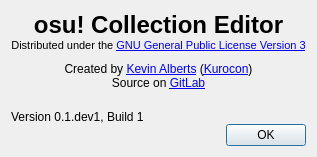
The window that ui_designs/about.ui (Kurocon/Osu-Collections-Editor) describes before a commit, drawn with Qt 5.
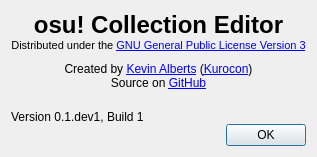
The same window after the commit. Icons and pictures are not drawn.

Commit message: Updated repo url

```diff
--- a/ui_designs/about.ui
+++ b/ui_designs/about.ui
@@ -81,7 +81,7 @@
    <item>
     <widget class="QLabel" name="developer_text">
      <property name="text">
-      <string>&lt;p&gt;Created by &lt;a href=&quot;http://www.kevinalberts.nl/&quot;&gt;&lt;span style=&quot; text-decoration: underline; color:#0000ff;&quot;&gt;Kevin Alberts&lt;/span&gt;&lt;/a&gt; (&lt;a href=&quot;http://osu.ppy.sh/u/Kurocon&quot;&gt;&lt;span style=&quot; text-decoration: underline; color:#0000ff;&quot;&gt;Kurocon&lt;/span&gt;&lt;/a&gt;)&lt;br /&gt;Source on &lt;a href=&quot;http://gitlab.kurocon.nl/Kurocon/OsuCollectionsEditor&quot;&gt;&lt;span style=&quot; text-decoration: underline; color:#0000ff;&quot;&gt;GitLab&lt;/span&gt;&lt;/a&gt;&lt;/p&gt;</string>
+      <string>&lt;p&gt;Created by &lt;a href=&quot;http://www.kevinalberts.nl/&quot;&gt;&lt;span style=&quot; text-decoration: underline; color:#0000ff;&quot;&gt;Kevin Alberts&lt;/span&gt;&lt;/a&gt; (&lt;a href=&quot;http://osu.ppy.sh/u/Kurocon&quot;&gt;&lt;span style=&quot; text-decoration: underline; color:#0000ff;&quot;&gt;Kurocon&lt;/span&gt;&lt;/a&gt;)&lt;br /&gt;Source on &lt;a href=&quot;https://github.com/Kurocon/Osu-Collections-Editor&quot;&gt;&lt;span style=&quot; text-decoration: underline; color:#0000ff;&quot;&gt;GitHub&lt;/span&gt;&lt;/a&gt;&lt;/p&gt;</string>
      </property>
      <property name="alignment">
       <set>Qt::AlignCenter</set>
```
The commit also changes 1 other file.
